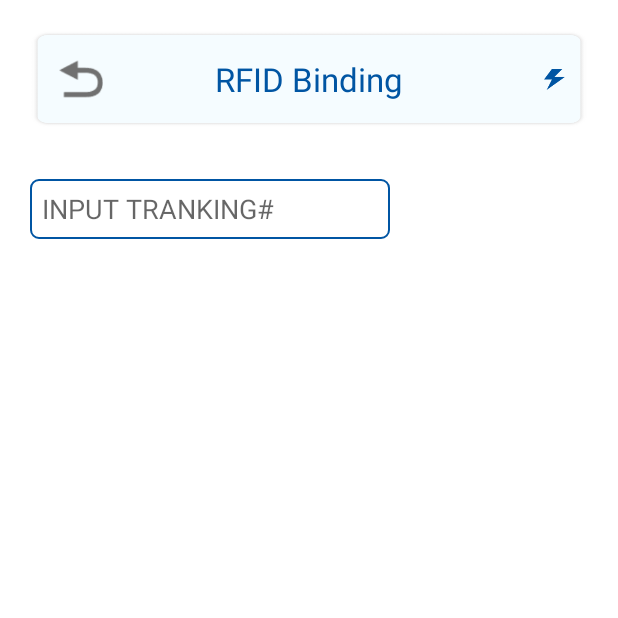
After one commit to pandatuu/uhfproject, an Android app: the fragment RfidBindingFragment shown on its own in the app's theme, on a phone screen of 412 x 824 dp, the top half of it. The commit adds this screen. Run offline under Robolectric (Android 15) with nearby library versions, the phone set to English and light mode, and no system bars; libraries missing offline, so code that uses them is left out: es.dmoral.toasty; network calls fail; 2 statements that could not run were skipped.

Commit message:
09.25晚上修改

```diff
--- a/app/src/main/java/com/example/uhfproject/ui/fragment/ItemQueryFragment.kt
+++ b/app/src/main/java/com/example/uhfproject/ui/fragment/ItemQueryFragment.kt
@@ -40,7 +40,7 @@ class ItemQueryFragment : BaseFragment<FragmentItemQueryBinding>() {
     override fun observeData() {
         mainViewModel.findList.observe(viewLifecycleOwner) {
             if (it.isNotEmpty()) {
-                mainViewModel.getLifeCycleByEPCRep(it[it.lastIndex].getId()) { item ->
+                mainViewModel.getLifeCycleByEPCRep(it[0].getId()) { item ->
                     mBinding.epc.text = item.epc
                     mBinding.trackingId.text = item.trackingNumber
                     mBinding.postalCode.text = item.postCode
--- a/app/src/main/java/com/example/uhfproject/ui/fragment/OBVerifyFragment.kt
+++ b/app/src/main/java/com/example/uhfproject/ui/fragment/OBVerifyFragment.kt
@@ -142,12 +142,8 @@ class OBVerifyFragment : BaseFragment<FragmentObVerifyBinding>() {
                 errorList = result2
                 mBinding.tvErrorNum.text = "E:${errorList.size}"
                 mAdapter.submitList(result)
-            } else {
-                mAdapter.submitList(it)
-                errorList = emptyList()
-                mBinding.tvErrorNum.text = "E:${errorList.size}"
+                mBinding.tvRfidCount.text = mAdapter.itemCount.toString()
             }
-            mBinding.tvRfidCount.text = mAdapter.itemCount.toString()
         }
     }
 
--- /dev/null
+++ b/app/src/main/java/com/example/uhfproject/ui/fragment/RfidBindingFragment.kt
@@ -0,0 +1,124 @@
+package com.example.uhfproject.ui.fragment
+
+import android.content.BroadcastReceiver
+import android.content.Context
+import android.content.Intent
+import android.content.IntentFilter
+import android.view.KeyEvent
+import androidx.lifecycle.lifecycleScope
+import androidx.navigation.fragment.findNavController
+import com.example.uhfproject.app.MyApplication
+import com.example.uhfproject.databinding.FragmentRfidBindingBinding
+import com.example.uhfproject.model.BindBody
+import com.example.uhfproject.ui.MainActivity
+import com.example.uhfproject.utils.BaseFragment
+import com.example.uhfproject.utils.Const
+import com.seuic.uhf.UHFService
+import kotlinx.coroutines.flow.MutableStateFlow
+import kotlinx.coroutines.flow.collect
+import kotlinx.coroutines.flow.combine
+import kotlinx.coroutines.flow.filterNotNull
+import kotlinx.coroutines.launch
+
+class RfidBindingFragment : BaseFragment<FragmentRfidBindingBinding>() {
+
+    private var scanCode: String? = null
+    private var rfidValue: String? = null
+
+    private val scanReceiver = object : BroadcastReceiver() {
+        override fun onReceive(context: Context, intent: Intent) {
+            if (intent.action.equals(Const.SCAN_ACTION)) {
+                val code = intent.getStringExtra("scannerdata")
+                mBinding.edtRfid.editText?.setText(code)
+                scanCode = code
+                checkBothValuesReady()
+            }
+        }
+    }
+    private var keyStatus = false
+    private var mActivity: MainActivity? = null
+
+    override fun initView() {
+        mActivity = requireActivity() as MainActivity
+    }
+
+    override fun initData() {
+        mainViewModel.startQuest = false
+        UHFService.getInstance(MyApplication.appContext).power = Const.itemQueryPower
+
+        mBinding.tvBack.setOnClickListener {
+            findNavController().popBackStack()
+        }
+        mBinding.imgPower.setOnClickListener {
+            Const.simpleEditAlert(
+                requireContext(),
+                "Set ItemQuery power (numeric only)",
+                Const.itemQueryPower.toString()
+            ) {
+                Const.itemQueryPower = it
+                UHFService.getInstance(MyApplication.appContext).power = Const.itemQueryPower
+            }
+        }
+    }
+
+    override fun observeData() {
+        mainViewModel.findList.observe(viewLifecycleOwner) {
+            if (it.isNotEmpty() && mBinding.edtRfid.editText?.text.toString().isNotEmpty()) {
+                rfidValue = it[0].getId()
+                checkBothValuesReady()
+            }
+        }
+    }
+
+    override fun onResume() {
+        super.onResume()
+        //注册广播接收器
+        val intentFilter = IntentFilter()
+        intentFilter.addAction(Const.SCAN_ACTION)
+        intentFilter.priority = Int.MAX_VALUE
+        requireActivity().registerReceiver(scanReceiver, intentFilter)
+
+        mActivity?.onKeyDownCallback = { keyCode, event ->
+            if (keyCode == 142 && event?.action == KeyEvent.ACTION_DOWN) {
+                if (!keyStatus) {
+                    keyStatus = true
+                    mainViewModel.startStock()
+                }
+                true
+            } else {
+                false
+            }
+        }
+        mActivity?.onKeyUpCallback = { keyCode, event ->
+            if (keyCode == 142 && event?.action == KeyEvent.ACTION_UP) {
+                keyStatus = false
+                mainViewModel.stopStock()
+                true
+            } else {
+                false
+            }
+        }
+    }
+
+    override fun onPause() {
+        super.onPause()
+        requireActivity().unregisterReceiver(scanReceiver)
+    }
+
+    private fun checkBothValuesReady() {
+        if (!scanCode.isNullOrEmpty() && !rfidValue.isNullOrEmpty()) {
+            // 两个值都准备好了，调用你的方法
+            onBothValuesReady(scanCode!!, rfidValue!!)
+
+            // 可选：重置值，避免重复调用
+             scanCode = null
+             rfidValue = null
+        }
+    }
+
+    private fun onBothValuesReady(scanCode: String, rfidValue: String) {
+        // 在这里调用你的另一个方法
+        mainViewModel.bind(BindBody(scanCode, rfidValue))
+    }
+
+}
--- a/app/src/main/java/com/example/uhfproject/utils/Const.kt
+++ b/app/src/main/java/com/example/uhfproject/utils/Const.kt
@@ -11,6 +11,7 @@ import java.math.RoundingMode
 object Const {
 
     var ACCESS_TOKEN: String = ""
+    const val SCAN_ACTION: String = "com.android.server.scannerservice.broadcast"
 
     private const val IP_VALUE = "singpost.jwctsg.com"
     var ip: String
--- a/app/src/main/java/com/example/uhfproject/utils/retrofit/MainService.kt
+++ b/app/src/main/java/com/example/uhfproject/utils/retrofit/MainService.kt
@@ -111,4 +111,7 @@ interface MainService {
 
     @GET("post/getLifeCycleByEPC")
     suspend fun getLifeCycleByEPCNet(@Query("epc") epc: String): HttpResult<LifeCycleVO>
+
+    @POST("post/bind")
+    suspend fun bindNet(@Body body: BindBody): HttpResult<Any>
 }
--- a/app/src/main/res/layout/fragment_ob_verify.xml
+++ b/app/src/main/res/layout/fragment_ob_verify.xml
@@ -68,6 +68,7 @@
         android:layout_marginTop="10dp"
         android:layout_marginStart="10dp"
         android:paddingHorizontal="5dp"
+        android:hint="Beat"
         android:background="@drawable/bg_blue_border_5"
         app:layout_constraintStart_toStartOf="@+id/title_layout"
         app:layout_constraintTop_toBottomOf="@+id/title_layout" />
--- /dev/null
+++ b/app/src/main/res/layout/fragment_rfid_binding.xml
@@ -0,0 +1,97 @@
+<?xml version="1.0" encoding="utf-8"?>
+<androidx.constraintlayout.widget.ConstraintLayout xmlns:android="http://schemas.android.com/apk/res/android"
+    xmlns:tools="http://schemas.android.com/tools"
+    android:layout_width="match_parent"
+    android:layout_height="match_parent"
+    android:background="@color/white"
+    xmlns:app="http://schemas.android.com/apk/res-auto">
+
+    <androidx.constraintlayout.widget.ConstraintLayout
+        android:id="@+id/title_layout"
+        android:layout_width="match_parent"
+        android:layout_height="65dp"
+        android:layout_marginHorizontal="20dp"
+        android:layout_marginTop="20dp"
+        android:background="@drawable/bg_main_btn"
+        app:layout_constraintTop_toTopOf="parent">
+
+        <ImageView
+            android:id="@+id/tv_back"
+            android:layout_width="wrap_content"
+            android:layout_height="match_parent"
+            android:paddingStart="10dp"
+            android:paddingVertical="18dp"
+            android:src="@drawable/ic_back"
+            app:layout_constraintBottom_toBottomOf="parent"
+            app:layout_constraintStart_toStartOf="parent"
+            app:layout_constraintTop_toTopOf="parent" />
+
+        <TextView
+            android:id="@+id/tv_title"
+            android:layout_width="wrap_content"
+            android:layout_height="wrap_content"
+            android:text="RFID Binding"
+            android:textColor="#0055A3"
+            android:textSize="22sp"
+            app:layout_constraintBottom_toBottomOf="parent"
+            app:layout_constraintEnd_toEndOf="parent"
+            app:layout_constraintStart_toStartOf="parent"
+            app:layout_constraintTop_toTopOf="parent" />
+
+        <ImageView
+            android:id="@+id/img_power"
+            android:layout_width="30dp"
+            android:layout_height="38dp"
+            android:padding="8dp"
+            android:layout_marginEnd="7dp"
+            android:src="@drawable/ic_power"
+            app:layout_constraintBottom_toBottomOf="parent"
+            app:layout_constraintEnd_toEndOf="parent"
+            app:layout_constraintTop_toTopOf="parent" />
+
+    </androidx.constraintlayout.widget.ConstraintLayout>
+
+    <View
+        android:id="@+id/v_scan_hint"
+        android:layout_width="10dp"
+        android:layout_height="10dp"
+        android:layout_marginEnd="5dp"
+        app:layout_constraintEnd_toStartOf="@+id/tv_scan_hint"
+        app:layout_constraintTop_toTopOf="@+id/tv_scan_hint"
+        app:layout_constraintBottom_toBottomOf="@+id/tv_scan_hint" />
+
+    <TextView
+        android:id="@+id/tv_scan_hint"
+        android:layout_width="wrap_content"
+        android:layout_height="wrap_content"
+        android:textSize="13sp"
+        android:layout_marginTop="5dp"
+        app:layout_constraintTop_toBottomOf="@+id/title_layout"
+        app:layout_constraintBottom_toTopOf="@+id/edt_rfid"
+        app:layout_constraintStart_toStartOf="parent"
+        app:layout_constraintEnd_toEndOf="parent" />
+
+    <com.google.android.material.textfield.TextInputLayout
+        android:id="@+id/edt_rfid"
+        android:layout_width="240dp"
+        android:layout_height="40dp"
+        android:layout_marginTop="10dp"
+        android:background="@drawable/bg_blue_border_5"
+        app:layout_constraintTop_toBottomOf="@+id/tv_scan_hint"
+        app:layout_constraintStart_toStartOf="@+id/title_layout"
+        app:endIconMode="clear_text"
+        app:hintEnabled="false">
+
+        <com.google.android.material.textfield.TextInputEditText
+            android:layout_width="match_parent"
+            android:layout_height="match_parent"
+            android:background="@null"
+            android:hint="INPUT TRANKING#"
+            android:paddingVertical="5dp"
+            android:paddingHorizontal="8dp" />
+
+    </com.google.android.material.textfield.TextInputLayout>
+
+
+
+</androidx.constraintlayout.widget.ConstraintLayout>
```
Also changed, not shown: app/src/main/java/com/example/uhfproject/model/BindBody.kt (added, +7 -0 lines), app/src/main/java/com/example/uhfproject/ui/MainViewModel.kt (+22 -1 lines).
